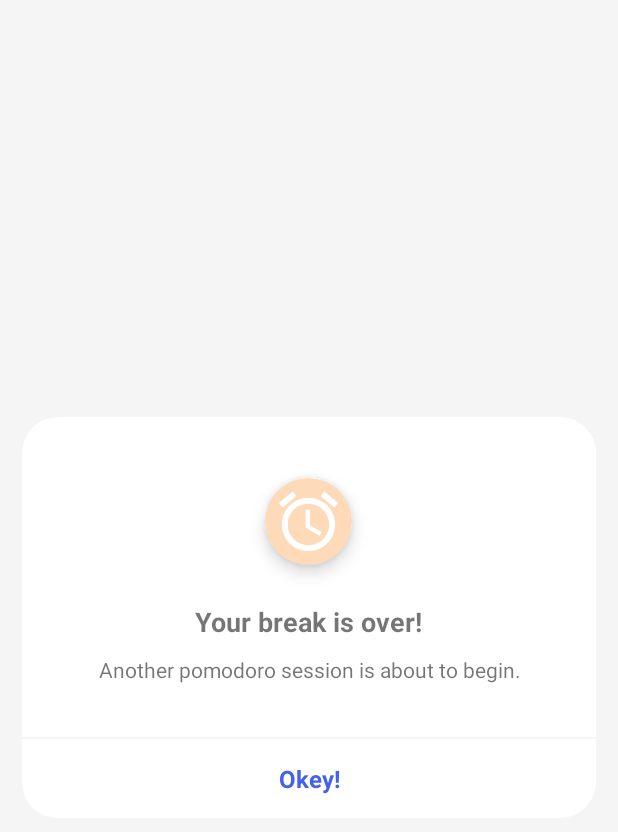
After one commit to piekarskipiotr/pomodoro-timer, an Android app: the layout dialog_break.xml on its own in the app's theme, with its tools: preview values and no code run, on a phone screen of 412 x 824 dp. The commit adds this screen. Shown: the top 832 px of the screen. Run offline under Robolectric (Android 15) with nearby library versions, the phone set to English and light mode, and no system bars.

Commit message:
Create break dialog

```diff
--- /dev/null
+++ b/app/src/main/res/drawable/ic_baseline_alarm.xml
@@ -0,0 +1,10 @@
+<vector xmlns:android="http://schemas.android.com/apk/res/android"
+    android:width="24dp"
+    android:height="24dp"
+    android:viewportWidth="24"
+    android:viewportHeight="24"
+    android:tint="?attr/colorControlNormal">
+  <path
+      android:fillColor="@android:color/white"
+      android:pathData="M22,5.72l-4.6,-3.86 -1.29,1.53 4.6,3.86L22,5.72zM7.88,3.39L6.6,1.86 2,5.71l1.29,1.53 4.59,-3.85zM12.5,8L11,8v6l4.75,2.85 0.75,-1.23 -4,-2.37L12.5,8zM12,4c-4.97,0 -9,4.03 -9,9s4.02,9 9,9c4.97,0 9,-4.03 9,-9s-4.03,-9 -9,-9zM12,20c-3.87,0 -7,-3.13 -7,-7s3.13,-7 7,-7 7,3.13 7,7 -3.13,7 -7,7z"/>
+</vector>
--- /dev/null
+++ b/app/src/main/res/layout/dialog_break.xml
@@ -0,0 +1,86 @@
+<?xml version="1.0" encoding="utf-8"?>
+<LinearLayout xmlns:android="http://schemas.android.com/apk/res/android"
+    xmlns:app="http://schemas.android.com/apk/res-auto"
+    android:layout_width="match_parent"
+    android:layout_height="wrap_content"
+    android:layout_gravity="center"
+    android:background="@drawable/dialog_background_rounded"
+    android:orientation="vertical">
+
+    <LinearLayout
+        android:layout_width="match_parent"
+        android:layout_height="wrap_content"
+        android:layout_marginStart="5dp"
+        android:layout_marginTop="25dp"
+        android:layout_marginEnd="5dp"
+        android:layout_marginBottom="35dp"
+        android:gravity="center"
+        android:orientation="vertical">
+
+        <androidx.cardview.widget.CardView
+            android:layout_width="58dp"
+            android:layout_height="58dp"
+            android:layout_marginTop="15dp"
+            android:layout_marginBottom="25dp"
+            app:cardBackgroundColor="@color/peach_puff"
+            app:cardCornerRadius="29dp"
+            app:cardElevation="7dp">
+
+            <ImageView
+                android:layout_width="match_parent"
+                android:layout_height="match_parent"
+                android:contentDescription="@string/timer_icon"
+                android:padding="5dp"
+                android:src="@drawable/ic_baseline_alarm"
+                app:tint="@color/white" />
+
+        </androidx.cardview.widget.CardView>
+
+        <TextView
+            android:layout_width="wrap_content"
+            android:layout_height="wrap_content"
+            android:text="@string/break_dialog_header_text"
+            android:textAlignment="center"
+            android:textSize="18sp"
+            android:textStyle="bold" />
+
+        <TextView
+            android:layout_width="wrap_content"
+            android:layout_height="wrap_content"
+            android:layout_marginStart="15dp"
+            android:layout_marginTop="10dp"
+            android:layout_marginEnd="15dp"
+            android:layout_marginBottom="0dp"
+            android:text="@string/break_dialog_second_text"
+            android:textAlignment="center"
+            android:textSize="14sp" />
+
+    </LinearLayout>
+
+    <LinearLayout
+        android:layout_width="match_parent"
+        android:layout_height="1dp"
+        android:background="?attr/colorPrimary" />
+
+    <LinearLayout
+        android:id="@+id/okButton"
+        android:layout_width="match_parent"
+        android:layout_height="wrap_content"
+        android:clickable="true"
+        android:focusable="true"
+        android:foreground="?android:attr/selectableItemBackground">
+
+        <TextView
+            android:layout_width="match_parent"
+            android:layout_height="match_parent"
+            android:layout_marginTop="15dp"
+            android:layout_marginBottom="15dp"
+            android:gravity="center"
+            android:text="@string/break_dialog_button"
+            android:textColor="@color/light_blue"
+            android:textSize="16sp"
+            android:textStyle="bold" />
+
+    </LinearLayout>
+
+</LinearLayout>
--- a/app/src/main/res/values/strings.xml
+++ b/app/src/main/res/values/strings.xml
@@ -24,5 +24,8 @@
     <string name="take_long_break">Take a 30 minute break</string>
     <string name="finish_session">Finish the session</string>
     <string name="finish_icon">Finish icon</string>
-
+    <string name="break_dialog_header_text">Your break is over!</string>
+    <string name="break_dialog_second_text">Another pomodoro session is about to begin.</string>
+    <string name="timer_icon">Timer icon</string>
+    <string name="break_dialog_button" translatable="false">Okey!</string>
 </resources>
```
Also changed, not shown: 2 other files.
